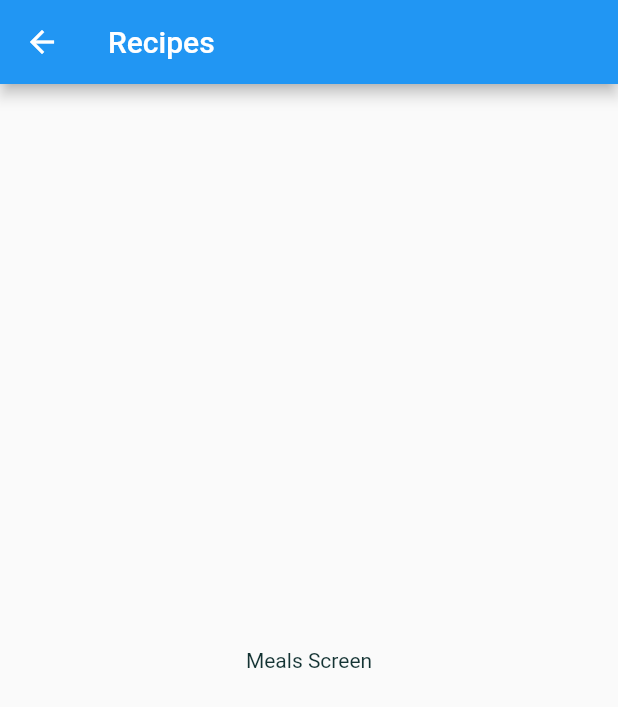
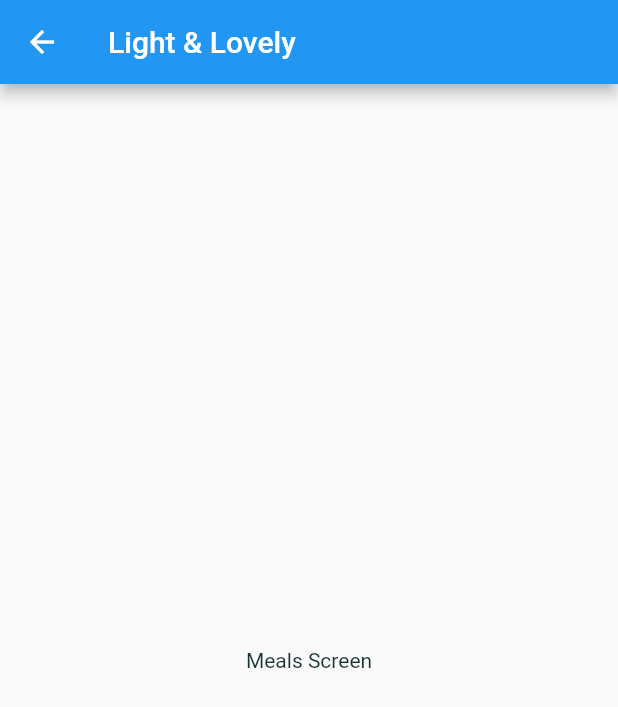
Before and after one commit to damjanh/meals, a Flutter app: the screen it shows after launch, after a tap on "Light & Lovely", on a phone screen of 412 x 824 dp. Shown: the top 707 px of the screen. Run offline on Flutter 3.47's test engine with Material 2 defaults, Android fonts, the phone set to English and light mode, and no system bars.

Commit message:
Refactor and pass data to category details screen.

```diff
--- a/lib/categories_screen.dart
+++ b/lib/categories_screen.dart
@@ -21,8 +21,7 @@ class CategoriesScreen extends StatelessWidget {
         children: <Widget>[
           ...DUMMY_CATEGORIES
               .map((category) => CategoryItem(
-                    title: category.title,
-                    color: category.color,
+                    category: category,
                   ))
               .toList()
         ],
--- a/lib/category_item.dart
+++ b/lib/category_item.dart
@@ -1,17 +1,20 @@
 import 'package:flutter/material.dart';
 
+import './model/category.dart';
 import './utils.dart';
 import 'category_meals_screen.dart';
 
 class CategoryItem extends StatelessWidget {
-  final String title;
-  final Color color;
+  final Category category;
 
-  CategoryItem({this.title, this.color});
+  const CategoryItem({this.category});
 
   void _onCategorySelected(BuildContext context) {
     Navigator.of(context).push(MaterialPageRoute(builder: (_) {
-      return CategoryMealsScreen();
+      return CategoryMealsScreen(
+        categoryId: category.id,
+        categoryTitle: category.title,
+      );
     }));
   }
 
@@ -24,12 +27,12 @@ class CategoryItem extends StatelessWidget {
       child: Container(
         padding: const EdgeInsets.all(15),
         child: Text(
-          title,
+          category.title,
           style: Theme.of(context).textTheme.headline6,
         ),
         decoration: BoxDecoration(
           gradient: LinearGradient(
-            colors: [color.withOpacity(0.7), color],
+            colors: [category.color.withOpacity(0.7), category.color],
             begin: Alignment.topLeft,
             end: Alignment.bottomRight,
           ),
@@ -37,7 +40,7 @@ class CategoryItem extends StatelessWidget {
           border: Border.all(
             width: 2,
             color: darken(
-              color,
+              category.color,
               0.1,
             ),
           ),
--- a/lib/category_meals_screen.dart
+++ b/lib/category_meals_screen.dart
@@ -1,11 +1,17 @@
 import 'package:flutter/material.dart';
 
 class CategoryMealsScreen extends StatelessWidget {
+  final String categoryId;
+  final String categoryTitle;
+
+  const CategoryMealsScreen(
+      {@required this.categoryId, @required this.categoryTitle});
+
   @override
   Widget build(BuildContext context) {
     return Scaffold(
       appBar: AppBar(
-        title: const Text('Recipes'),
+        title: Text(categoryTitle),
       ),
       body: Center(
         child: const Text('Meals Screen'),
```
